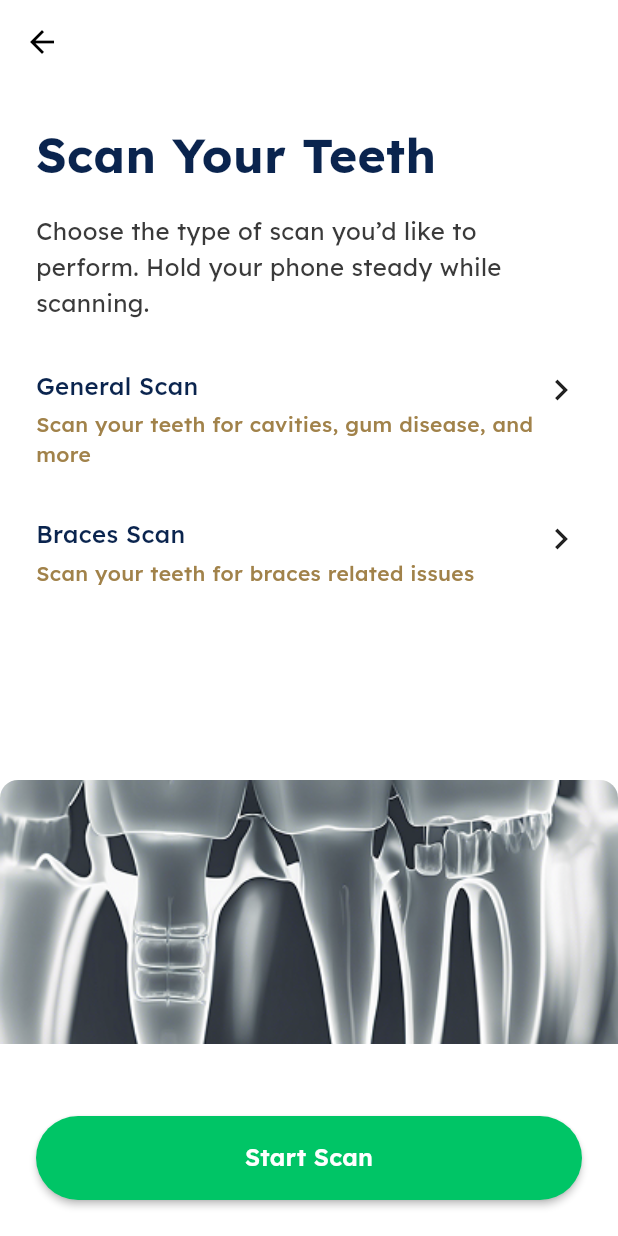
After one commit to Elhameed/SmileSage, a Flutter app: the ScanWorkflowScreen screen opened by its route, on a phone screen of 412 x 824 dp. The commit adds this screen. Run offline on Flutter 3.47's test engine with Material 3 defaults, Android fonts, the phone set to English and light mode, and no system bars; our stand-ins replace google_fonts.

Commit message:
added scan workflow screen

```diff
--- a/smilesage/lib/main.dart
+++ b/smilesage/lib/main.dart
@@ -5,6 +5,7 @@ import 'screens/welcome_screen.dart';
 import 'screens/sign_up_screen.dart';
 import 'screens/login_screen.dart';
 import 'screens/permissions_screen.dart';
+import 'screens/scan_workflow_screen.dart';
 
 void main() => runApp(const DentalApp());
 
@@ -29,6 +30,7 @@ class DentalApp extends StatelessWidget {
         SignUpScreen.routeName: (_) => const SignUpScreen(),
         LoginScreen.routeName: (_) => const LoginScreen(),
         PermissionsScreen.routeName: (_) => const PermissionsScreen(),
+        ScanWorkflowScreen.routeName: (_) => const ScanWorkflowScreen(),
       },
     );
   }
--- /dev/null
+++ b/smilesage/lib/screens/scan_workflow_screen.dart
@@ -0,0 +1,177 @@
+import 'package:flutter/material.dart';
+
+class ScanWorkflowScreen extends StatelessWidget {
+  static const routeName = '/scan-workflow';
+
+  const ScanWorkflowScreen({Key? key}) : super(key: key);
+
+  @override
+  Widget build(BuildContext context) {
+    const blackText = Color(0xFF0A244E);
+    const subtitleText = Color(0xFF3A3A3A);
+    const descriptionGold = Color(0xFFA1824A);
+    const primaryGreen = Color(0xFF00C566);
+
+    return Scaffold(
+      backgroundColor: Colors.white,
+      appBar: AppBar(
+        backgroundColor: Colors.transparent,
+        elevation: 0,
+        leading: IconButton(
+          icon: const Icon(Icons.arrow_back, color: Colors.black),
+          onPressed: () => Navigator.of(context).pop(),
+        ),
+      ),
+      body: SafeArea(
+        child: Column(
+          crossAxisAlignment: CrossAxisAlignment.stretch,
+          children: [
+            // Header & Scan Options
+            Padding(
+              padding: const EdgeInsets.symmetric(horizontal: 24),
+              child: Column(
+                crossAxisAlignment: CrossAxisAlignment.start,
+                children: [
+                  const SizedBox(height: 24),
+                  const Text(
+                    'Scan Your Teeth',
+                    style: TextStyle(
+                      fontSize: 32,
+                      fontWeight: FontWeight.w700,
+                      color: blackText,
+                    ),
+                  ),
+                  const SizedBox(height: 16),
+                  const Text(
+                    'Choose the type of scan you’d like to perform. Hold your phone steady while scanning.',
+                    style: TextStyle(
+                      fontSize: 16,
+                      color: subtitleText,
+                      height: 1.5,
+                    ),
+                  ),
+                  const SizedBox(height: 24),
+                  _ScanOptionTile(
+                    title: 'General Scan',
+                    description:
+                        'Scan your teeth for cavities, gum disease, and more',
+                    descriptionColor: descriptionGold,
+                    onTap: () {},
+                  ),
+                  const SizedBox(height: 16),
+                  _ScanOptionTile(
+                    title: 'Braces Scan',
+                    description: 'Scan your teeth for braces related issues',
+                    descriptionColor: descriptionGold,
+                    onTap: () {},
+                  ),
+                ],
+              ),
+            ),
+
+            const SizedBox(height: 120), // Safe spacing between scan and image
+
+            Expanded(
+              child: ClipRRect(
+                borderRadius: const BorderRadius.vertical(
+                  top: Radius.circular(12),
+                ),
+                child: Image.asset(
+                  'assets/images/teeth_scan.png',
+                  width: double.infinity,
+                  fit: BoxFit.cover,
+                ),
+              ),
+            ),
+
+            const SizedBox(height: 32),
+
+            // Button
+            Padding(
+              padding: const EdgeInsets.fromLTRB(24, 16, 24, 24),
+              child: SizedBox(
+                height: 56,
+                width: double.infinity,
+                child: ElevatedButton(
+                  onPressed: () {},
+                  style: ElevatedButton.styleFrom(
+                    backgroundColor: primaryGreen,
+                    shape: RoundedRectangleBorder(
+                      borderRadius: BorderRadius.circular(28),
+                    ),
+                    elevation: 2,
+                  ),
+                  child: const Text(
+                    'Start Scan',
+                    style: TextStyle(
+                      fontSize: 16,
+                      fontWeight: FontWeight.w600,
+                      color: Colors.white,
+                    ),
+                  ),
+                ),
+              ),
+            ),
+          ],
+        ),
+      ),
+    );
+  }
+}
+
+class _ScanOptionTile extends StatelessWidget {
+  final String title;
+  final String description;
+  final Color descriptionColor;
+  final VoidCallback onTap;
+
+  const _ScanOptionTile({
+    Key? key,
+    required this.title,
+    required this.description,
+    required this.descriptionColor,
+    required this.onTap,
+  }) : super(key: key);
+
+  @override
+  Widget build(BuildContext context) {
+    const blackText = Color(0xFF0A244E);
+
+    return InkWell(
+      onTap: onTap,
+      child: Padding(
+        padding: const EdgeInsets.symmetric(vertical: 8),
+        child: Row(
+          crossAxisAlignment: CrossAxisAlignment.start,
+          children: [
+            Expanded(
+              child: Column(
+                crossAxisAlignment: CrossAxisAlignment.start,
+                children: [
+                  Text(
+                    title,
+                    style: const TextStyle(
+                      fontSize: 16,
+                      fontWeight: FontWeight.w500,
+                      color: blackText,
+                    ),
+                  ),
+                  const SizedBox(height: 4),
+                  Text(
+                    description,
+                    style: TextStyle(
+                      fontSize: 14,
+                      fontWeight: FontWeight.w500,
+                      color: descriptionColor,
+                    ),
+                  ),
+                ],
+              ),
+            ),
+            const Icon(Icons.chevron_right, size: 28, color: Colors.black87),
+          ],
+        ),
+      ),
+    );
+  }
+}
```
Also changed, not shown: smilesage/assets/images/teeth_scan.png (added).
